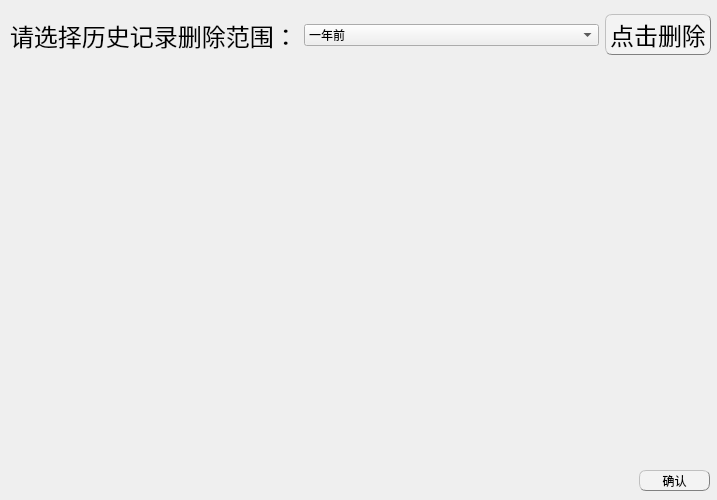
This is historyshow.ui in EsZHU/QtExamSystem as Qt 5 draws it before an edit. The edited form follows.
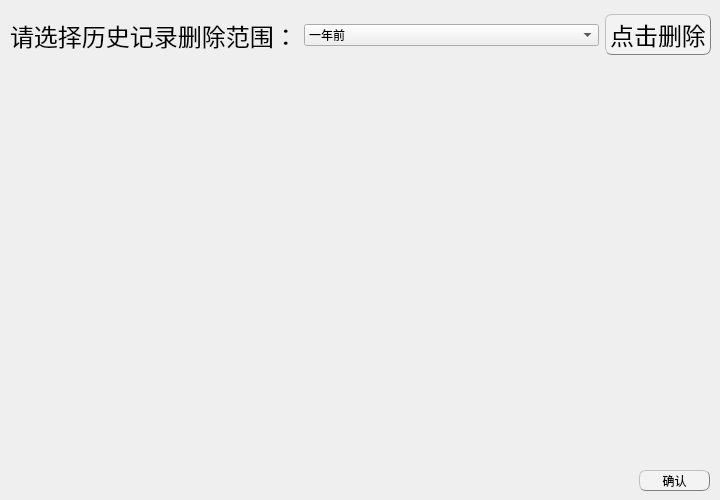
This is the edited form.

```diff
--- a/historyshow.ui
+++ b/historyshow.ui
@@ -6,7 +6,7 @@
    <rect>
     <x>0</x>
     <y>0</y>
-    <width>717</width>
+    <width>720</width>
     <height>500</height>
    </rect>
   </property>
@@ -18,13 +18,13 @@
   </property>
   <property name="minimumSize">
    <size>
-    <width>717</width>
+    <width>720</width>
     <height>500</height>
    </size>
   </property>
   <property name="maximumSize">
    <size>
-    <width>717</width>
+    <width>720</width>
     <height>500</height>
    </size>
   </property>
```
